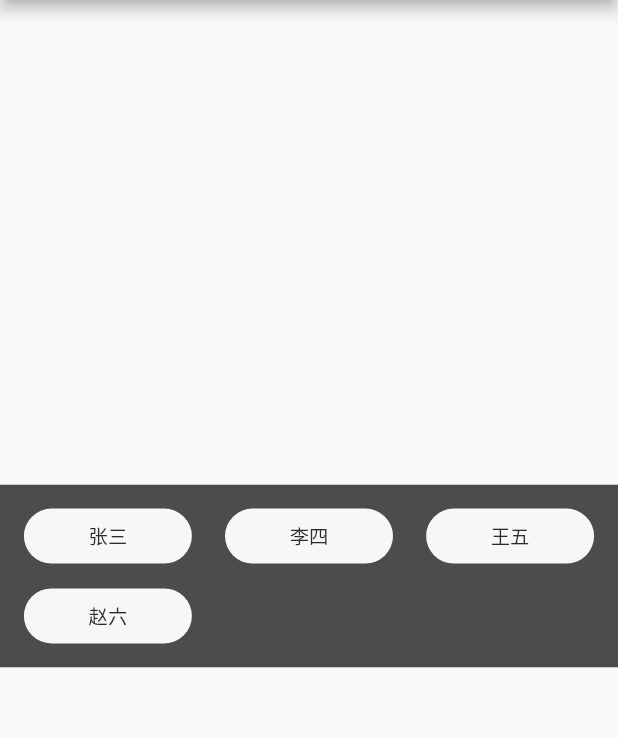
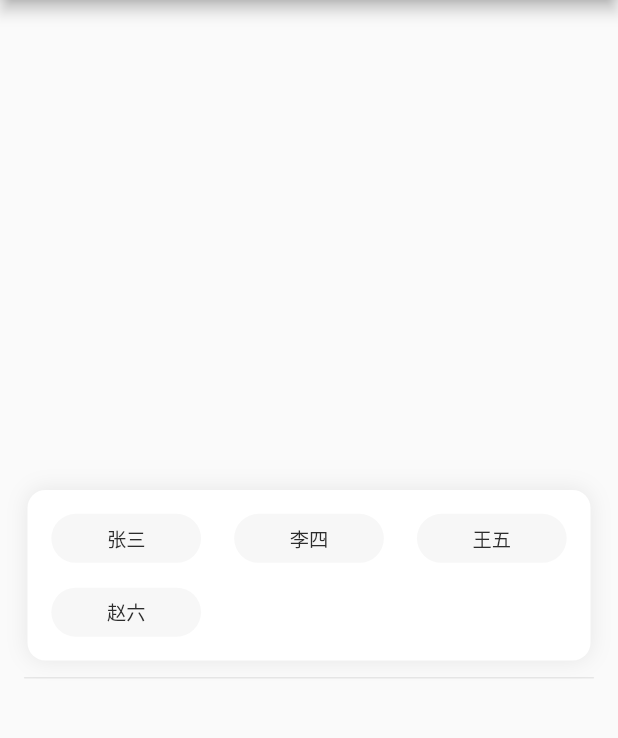
Before and after one commit to roselifeye/SYFlutterPlugin, a Flutter app: the screen it shows after launch, on a phone screen of 412 x 824 dp, the part 84-822 px from its top. Run offline on Flutter 3.47's test engine with Material 2 defaults, Android fonts, the phone set to English and light mode, and no system bars; our stand-ins replace flutter_screenutil.

Commit message:
1. Added Custom Divider: Can define Left and Right edgets, color, and use given style. 2. Optimized Custom Card.

```diff
--- /dev/null
+++ b/lib/Widgets/sy_custom_card.dart
@@ -0,0 +1,42 @@
+import 'package:flutter/material.dart';
+import 'package:flutter/widgets.dart';
+
+
+/// Custom Card View
+/// required parameters
+/// insideWidget: Put the inside display widgets here,
+/// sEdgeInsets: Add the LTRB margin of the card,
+/// backgroundColor: Default White,
+/// shadowColor: Default 0x14000000
+class SYCustomCard extends StatelessWidget {
+  final Widget insideWidget;
+  final EdgeInsets sEdgeInsets;
+  final Color backgroundColor;
+  final Color shadowColor;
+  SYCustomCard({
+    @required this.insideWidget,
+    @required this.sEdgeInsets,
+    this.backgroundColor = Colors.white,
+    this.shadowColor = const Color(0x14000000),
+  });
+
+  @override
+  Widget build(BuildContext context) {
+    // TODO: implement build
+    return Container(
+      margin: sEdgeInsets,
+      decoration: BoxDecoration(
+          color: backgroundColor,
+          borderRadius: BorderRadius.circular(12),
+          boxShadow: [
+            BoxShadow(
+                color: shadowColor,
+                offset: Offset(0.0, 0.0), //阴影xy轴偏移量
+                blurRadius: 12.0, //阴影模糊程度
+                spreadRadius: 0.0 //阴影扩散程度
+            )
+          ]),
+      child:insideWidget,
+    );
+  }
+}
--- /dev/null
+++ b/lib/Widgets/sy_divide.dart
@@ -0,0 +1,46 @@
+import 'package:flutter/material.dart';
+import 'package:flutter_screenutil/screenutil.dart';
+import 'package:sy_flutter_plugin/Configs/colors_config.dart';
+
+/// DivideType
+/// iOSTableDefault: The design of the separator in the iOS table view,
+/// Full: The design of the flutter system
+/// Center: The design of left:16, right:16 divider,
+/// Custom: Customize the left and right margins.
+enum DivideType {
+  iOSTableDefault,
+  Full,
+  Center,
+  Custom
+}
+
+/// Custom Divider
+/// Reason: Cuz the system one has no margin, does not math the Apple Design.
+/// DivideType: The type of the Divider,
+/// EdgeInsets: It only works when the type is Custom,
+/// Color: Default 0x14000000
+class Divide extends StatelessWidget {
+  final DivideType type;
+  final EdgeInsets customEdgeIns;
+  final Color divideColor;
+  Divide({@required this.type, this.customEdgeIns, this.divideColor=ColorsConfig.c_14000000});
+  @override
+  Widget build(BuildContext context) {
+    return Container(
+      decoration: BoxDecoration(
+          borderRadius: BorderRadius.circular(12),
+          boxShadow: [
+            BoxShadow(
+                color: divideColor,
+                offset: Offset(0.0, -0.5), //阴影xy轴偏移量
+                blurRadius: 0.0, //阴影模糊程度
+                spreadRadius: 0.0 //阴影扩散程度
+            )
+          ]),
+      height: ScreenUtil().setWidth(1),
+      width: double.infinity,
+      margin: type==DivideType.Custom ? divideColor : EdgeInsets.fromLTRB(ScreenUtil().setWidth(16), 0,
+          ScreenUtil().setWidth(16), 0),
+    );
+  }
+}
--- a/lib/main.dart
+++ b/lib/main.dart
@@ -2,6 +2,9 @@ import 'package:flutter/material.dart';
 import 'package:flutter_screenutil/flutter_screenutil.dart';
 import 'package:sy_flutter_plugin/Configs/colors_config.dart';
 import 'package:sy_flutter_plugin/Widgets/tags_grid_view.dart';
+import 'package:sy_flutter_plugin/widgets/sy_custom_card.dart';
+
+import 'widgets/sy_divide.dart';
 
 void main() {
   runApp(MyApp());
@@ -36,10 +39,16 @@ class SYHomePage extends StatelessWidget {
           child: Column(
             mainAxisAlignment: MainAxisAlignment.center,
             children: [
-              Container(
-                color: ColorsConfig.c_4c4c4c,
-                child: SYTagsGridView(tagList: ['张三', '李四','王五','赵六'])
+              SYCustomCard(
+                insideWidget:
+                    SYTagsGridView(tagList: ['张三', '李四', '王五', '赵六']),
+                sEdgeInsets: EdgeInsets.fromLTRB(
+                  ScreenUtil().setWidth(16),
+                  ScreenUtil().setWidth(10),
+                  ScreenUtil().setWidth(16),
+                  ScreenUtil().setWidth(10))
               ),
+              Divide(type: DivideType.Center,)
             ],
           ),
         ),
```
